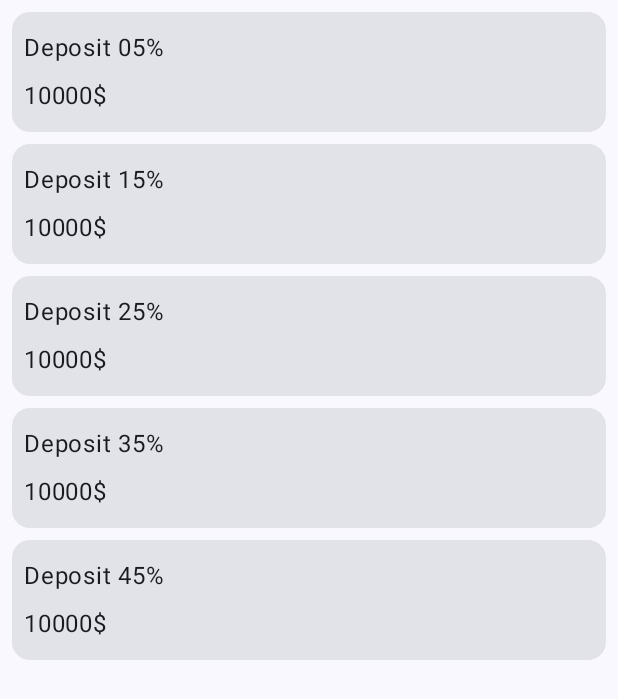
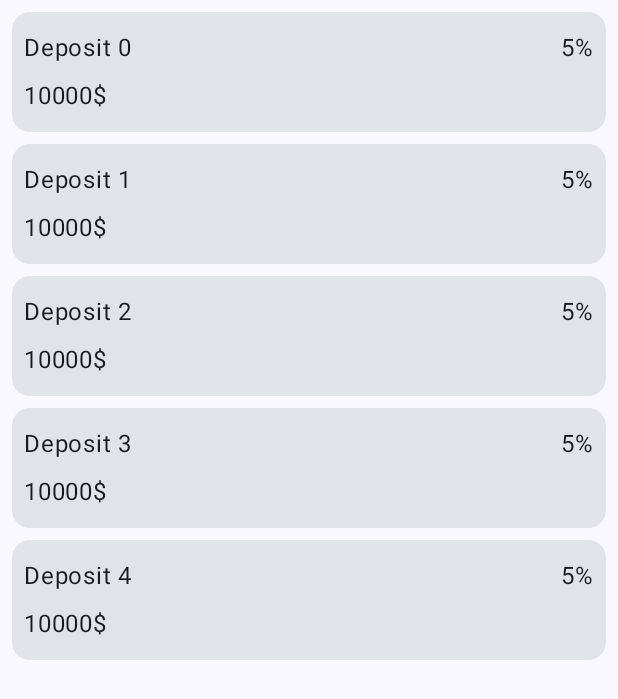
Before and after one commit to NjordJ/DepCalculator, an Android app built with Jetpack Compose: the screen it shows after launch (MainActivity), on a phone screen of 412 x 824 dp. Shown: the top 699 px of the screen. Run offline under Robolectric (Android 15) with nearby library versions, the phone set to English and light mode, and no system bars.

Commit message:
Layout changes in DepositListScreen

```diff
--- a/app/src/main/java/com/irudaru/depcalculator/ui/depositlist/screens/DepositListScreen.kt
+++ b/app/src/main/java/com/irudaru/depcalculator/ui/depositlist/screens/DepositListScreen.kt
@@ -47,16 +47,26 @@ private fun DepositCard(index: Int, modifier: Modifier = Modifier) {
 @Composable
 private fun DepositCardContent(index: Int, modifier: Modifier = Modifier) {
     Column(modifier = modifier) {
-        Row(modifier = Modifier.padding(vertical = 4.dp)) {
+        Row(
+            modifier = Modifier
+                .fillMaxWidth()
+                .padding(vertical = 4.dp)
+        ) {
             Text(
-                text = "Deposit $index"
+                text = "Deposit $index",
+                modifier = Modifier
+                    .weight(1f)
             )
             Text(
                 text = "5%",
                 modifier = Modifier.wrapContentWidth(Alignment.End)
             )
         }
-        Row(modifier = Modifier.padding(vertical = 4.dp)) {
+        Row(
+            modifier = Modifier
+                .fillMaxWidth()
+                .padding(vertical = 4.dp)
+        ) {
             Text(text = "10000$")
         }
     }
```
